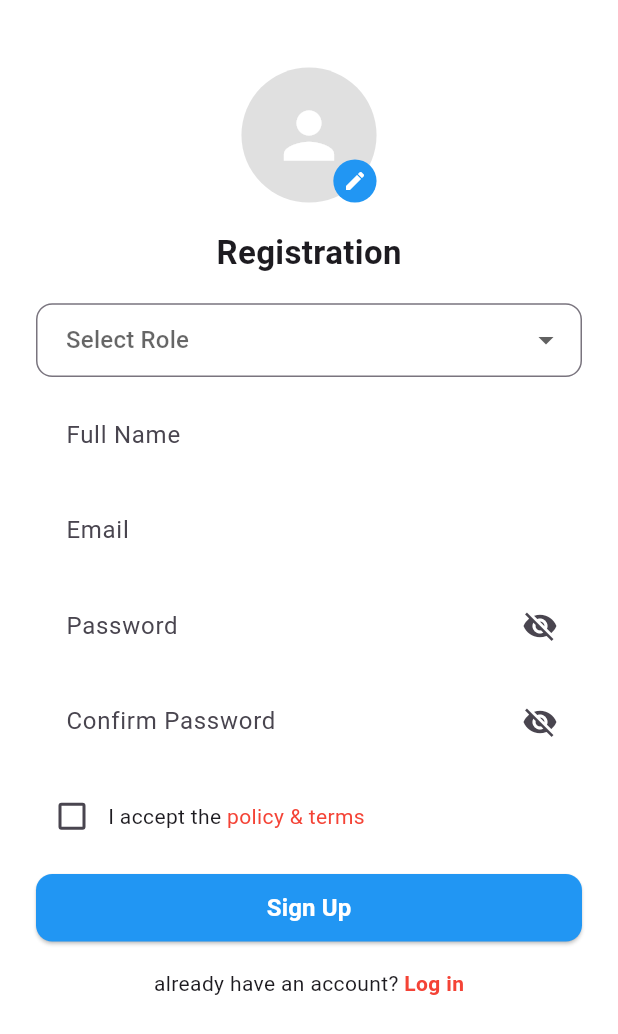
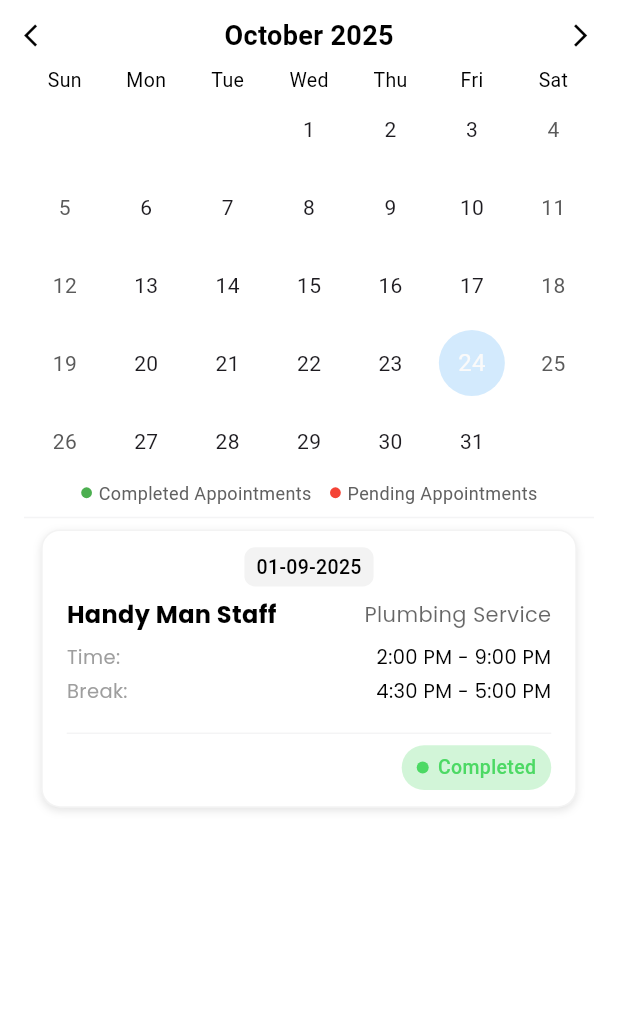
Before and after one commit to WixfordDev/koji, a Flutter app: the RegistrationScreen screen opened by its route, after a tap on "Sign Up", on a phone screen of 412 x 824 dp. Shown: the top 1034 px of the screen. Run offline on Flutter 3.47's test engine with Material 3 defaults, Android fonts, the phone set to English and light mode, and no system bars; drawn by our look-alikes of table_calendar; our stand-ins replace cached_network_image, flutter_screenutil, flutter_svg, go_router, image_picker, introduction_screen and 2 more.

Commit message:
admin schedule and profile done

```diff
--- a/lib/constants/app_color.dart
+++ b/lib/constants/app_color.dart
@@ -8,6 +8,7 @@ class AppColor {
   static const Color selectedColor = Color(0xFF162238);
   static const Color unSelectedColor = Color(0xFF8C8C8C);
   static const Color textColor = Color(0xFF333333);
+  static const Color textColorF4F4F5 = Color(0xFFF4F4F5);
   static const Color textColor707070 = Color(0xFF707070);
   static const Color accentColor = Color(0xFFFF69B4);
   static const Color borderColor = Color(0xFFE0E0E0);
--- a/lib/features/admin_schedule/presentation/admin_schedule.dart
+++ b/lib/features/admin_schedule/presentation/admin_schedule.dart
@@ -0,0 +1,164 @@
+import 'package:flutter/material.dart';
+import 'package:flutter_screenutil/flutter_screenutil.dart';
+import 'package:go_router/go_router.dart';
+import 'package:intl/intl.dart';
+import 'package:koji/shared_widgets/custom_text.dart';
+import 'package:table_calendar/table_calendar.dart';
+
+import '../../../constants/app_color.dart';
+import '../../../shared_widgets/admin_man_staff.dart';
+
+class AdminScheduleScreen extends StatefulWidget {
+  const AdminScheduleScreen({super.key});
+
+  @override
+  State<AdminScheduleScreen> createState() => _AdminScheduleScreenState();
+}
+
+class _AdminScheduleScreenState extends State<AdminScheduleScreen> {
+  CalendarFormat _calendarFormat = CalendarFormat.month;
+  DateTime _focusedDay = DateTime.now();
+  DateTime? _selectedDay;
+
+
+  @override
+  Widget build(BuildContext context) {
+    return Scaffold(
+      backgroundColor: Colors.white,
+
+      body: SafeArea(
+        child: Padding(
+          padding: EdgeInsets.symmetric(horizontal: 16.w),
+          child: SingleChildScrollView(
+            child: Column(
+              children: [
+                SizedBox(height: 12.h),
+
+                /// Header Section
+                Row(
+                  mainAxisAlignment: MainAxisAlignment.spaceBetween,
+                  children: [
+                    Icon(Icons.arrow_back_ios, size: 18.sp, color: Colors.black),
+                    Text(
+                      DateFormat.yMMMM().format(_focusedDay),
+                      style: TextStyle(
+                        fontSize: 18.sp,
+                        fontWeight: FontWeight.w600,
+                        color: Colors.black,
+                      ),
+                    ),
+                    Icon(Icons.arrow_forward_ios, size: 18.sp, color: Colors.black),
+                  ],
+                ),
+
+                SizedBox(height: 8.h),
+
+                /// Table Calendar
+                TableCalendar(
+                  focusedDay: _focusedDay,
+                  firstDay: DateTime.utc(2020, 1, 1),
+                  lastDay: DateTime.utc(2030, 12, 31),
+                  calendarFormat: _calendarFormat,
+                  selectedDayPredicate: (day) => isSameDay(_selectedDay, day),
+                  onDaySelected: (selectedDay, focusedDay) {
+                    setState(() {
+                      _selectedDay = selectedDay;
+                      _focusedDay = focusedDay;
+                    });
+                  },
+                  onPageChanged: (focusedDay) {
+                    _focusedDay = focusedDay;
+                  },
+                  headerVisible: false,
+                  calendarStyle: CalendarStyle(
+                    todayDecoration: BoxDecoration(
+                      color: Colors.blue.withOpacity(0.2),
+                      shape: BoxShape.circle,
+                    ),
+                    selectedDecoration: BoxDecoration(
+                      color: Colors.blue,
+                      shape: BoxShape.circle,
+                    ),
+                    outsideDaysVisible: false,
+                    cellMargin: EdgeInsets.all(4.w),
+                  ),
+                  daysOfWeekStyle: DaysOfWeekStyle(
+                    weekdayStyle: TextStyle(fontSize: 13.sp, color: Colors.black),
+                    weekendStyle: TextStyle(fontSize: 13.sp, color: Colors.black),
+                  ),
+                ),
+
+                /// Legend
+                Row(
+                  mainAxisAlignment: MainAxisAlignment.center,
+                  children: [
+                    Row(
+                      children: [
+                        Container(
+                          height: 8.h,
+                          width: 8.w,
+                          decoration: const BoxDecoration(
+                            color: Colors.green,
+                            shape: BoxShape.circle,
+                          ),
+                        ),
+                        SizedBox(width: 4.w),
+                        Text(
+                          "Completed Appointments",
+                          style: TextStyle(fontSize: 12.sp, color: Colors.grey[700]),
+                        ),
+                      ],
+                    ),
+                    SizedBox(width: 12.w),
+                    Row(
+                      children: [
+                        Container(
+                          height: 8.h,
+                          width: 8.w,
+                          decoration: const BoxDecoration(
+                            color: Colors.red,
+                            shape: BoxShape.circle,
+                          ),
+                        ),
+                        SizedBox(width: 4.w),
+                        Text(
+                          "Pending Appointments",
+                          style: TextStyle(fontSize: 12.sp, color: Colors.grey[700]),
+                        ),
+                      ],
+                    ),
+                  ],
+                ),
+
+                Divider(
+                  color: AppColor.textColorF4F4F5,
+                ),
+
+                /// ========================> Handy Man Staff =============================>
+
+
+                ScheduleCard(
+                  staffName: 'Handy Man Staff',
+                  category: 'Plumbing Service',
+                  time: '2:00 PM - 9:00 PM',
+                  breakTime: '4:30 PM - 5:00 PM',
+                  date: DateTime(2025, 9, 1),
+                  isCompleted: true,
+                  onTap: () {
+                    context.push('/adminCompleteTaskScreen');
+
+                  },
+                ),
+
+
+
+                SizedBox(height: 16.h),
+              ],
+            ),
+          ),
+        ),
+      ),
+    );
+  }
+
+}
--- a/lib/features/authentication/presentation/signup_screen.dart
+++ b/lib/features/authentication/presentation/signup_screen.dart
@@ -158,7 +158,9 @@ class _RegistrationScreenState extends State<RegistrationScreen> {
                 width: double.infinity,
                 height: 50.h,
                 child: ElevatedButton(
-                  onPressed: () {},
+                  onPressed: () {
+                    context.push('/adminScheduleScreen');
+                  },
                   style: ElevatedButton.styleFrom(
                     shape: RoundedRectangleBorder(
                       borderRadius: BorderRadius.circular(12.r),
--- /dev/null
+++ b/lib/shared_widgets/admin_man_staff.dart
@@ -0,0 +1,176 @@
+import 'package:flutter/material.dart';
+import 'package:flutter_screenutil/flutter_screenutil.dart';
+import 'package:intl/intl.dart';
+import '../../../constants/app_color.dart';
+import '../../../shared_widgets/custom_text.dart';
+
+class ScheduleCard extends StatelessWidget {
+  final String staffName;
+  final String category;
+  final String time;
+  final String breakTime;
+  final DateTime date;
+  final bool isCompleted;
+  final VoidCallback? onTap;
+
+  const ScheduleCard({
+    super.key,
+    required this.staffName,
+    required this.category,
+    required this.time,
+    required this.breakTime,
+    required this.date,
+    required this.isCompleted,
+    this.onTap,
+  });
+
+  @override
+  Widget build(BuildContext context) {
+    return GestureDetector(
+      onTap: onTap, // 👈 Makes the entire card clickable
+      child: Container(
+        width: 357.w,
+        padding: EdgeInsets.symmetric(horizontal: 16.w, vertical: 12.h),
+        margin: EdgeInsets.only(bottom: 16.h),
+        decoration: BoxDecoration(
+          color: Colors.white,
+          borderRadius: BorderRadius.circular(14.r),
+          border: Border.all(color: const Color(0xFFCECECE).withOpacity(0.25)),
+          boxShadow: const [
+            BoxShadow(
+              color: Color(0x1A000000), // #0000001A
+              blurRadius: 4,
+              offset: Offset(0, 2),
+            ),
+          ],
+        ),
+        child: Column(
+          crossAxisAlignment: CrossAxisAlignment.start,
+          children: [
+            /// ===== Date =====
+            Center(
+              child: Container(
+                padding: EdgeInsets.symmetric(horizontal: 8.w, vertical: 4.h),
+                decoration: BoxDecoration(
+                  color: const Color(0xFFCECECE).withOpacity(0.25),
+                  borderRadius: BorderRadius.circular(8.r),
+                ),
+                child: Text(
+                  DateFormat('dd-MM-yyyy').format(date),
+                  style: TextStyle(
+                    fontSize: 13.sp,
+                    fontWeight: FontWeight.w500,
+                    color: AppColor.secondaryColor,
+                  ),
+                ),
+              ),
+            ),
+
+            SizedBox(height: 8.h),
+
+            /// ===== Title & Category =====
+            Row(
+              mainAxisAlignment: MainAxisAlignment.spaceBetween,
+              children: [
+                CustomText(
+                  text: staffName,
+                  color: AppColor.secondaryColor,
+                  fontSize: 16.sp,
+                  fontWeight: FontWeight.w600,
+                ),
+                CustomText(
+                  text: category,
+                  color: Colors.black.withOpacity(0.6),
+                  fontSize: 14.sp,
+                ),
+              ],
+            ),
+
+            SizedBox(height: 8.h),
+
+            /// ===== Time =====
+            Row(
+              mainAxisAlignment: MainAxisAlignment.spaceBetween,
+              children: [
+                CustomText(
+                  text: 'Time:',
+                  color: Colors.grey,
+                  fontSize: 13.sp,
+                ),
+                CustomText(
+                  text: time,
+                  color: Colors.black,
+                  fontSize: 13.sp,
+                  fontWeight: FontWeight.w500,
+                ),
+              ],
+            ),
+
+            SizedBox(height: 4.h),
+
+            /// ===== Break =====
+            Row(
+              mainAxisAlignment: MainAxisAlignment.spaceBetween,
+              children: [
+                CustomText(
+                  text: 'Break:',
+                  color: Colors.grey,
+                  fontSize: 13.sp,
+                ),
+                CustomText(
+                  text: breakTime,
+                  color: Colors.black,
+                  fontSize: 13.sp,
+                  fontWeight: FontWeight.w500,
+                ),
+              ],
+            ),
+
+            SizedBox(height: 12.h),
+            Divider(color: AppColor.textColorF4F4F5),
+
+            /// ===== Status =====
+            Align(
+              alignment: Alignment.centerRight,
+              child: Container(
+                padding: EdgeInsets.symmetric(horizontal: 10.w, vertical: 6.h),
+                decoration: BoxDecoration(
+                  color: isCompleted
+                      ? const Color(0xFF4CD964).withOpacity(0.25)
+                      : Colors.red.withOpacity(0.1),
+                  borderRadius: BorderRadius.circular(20.r),
+                ),
+                child: Row(
+                  mainAxisSize: MainAxisSize.min,
+                  children: [
+                    Container(
+                      width: 8.w,
+                      height: 8.w,
+                      decoration: BoxDecoration(
+                        shape: BoxShape.circle,
+                        color: isCompleted
+                            ? const Color(0xFF4CD964)
+                            : Colors.redAccent,
+                      ),
+                    ),
+                    SizedBox(width: 6.w),
+                    Text(
+                      isCompleted ? "Completed" : "Pending",
+                      style: TextStyle(
+                        fontSize: 13.sp,
+                        fontWeight: FontWeight.w500,
+                        color: isCompleted
+                            ? const Color(0xFF4CD964)
+                            : Colors.redAccent,
+                      ),
+                    ),
+                  ],
+                ),
+              ),
+            ),
+          ],
+        ),
+      ),
+    );
+  }
+}
```
Also changed, not shown: lib/features/admin_schedule/presentation/admin_complete_task_screen.dart (added, +79 -0 lines), lib/routes/app_routes.dart (+10 -0 lines), lib/shared_widgets/admin_task_complete.dart (added, +135 -0 lines).
